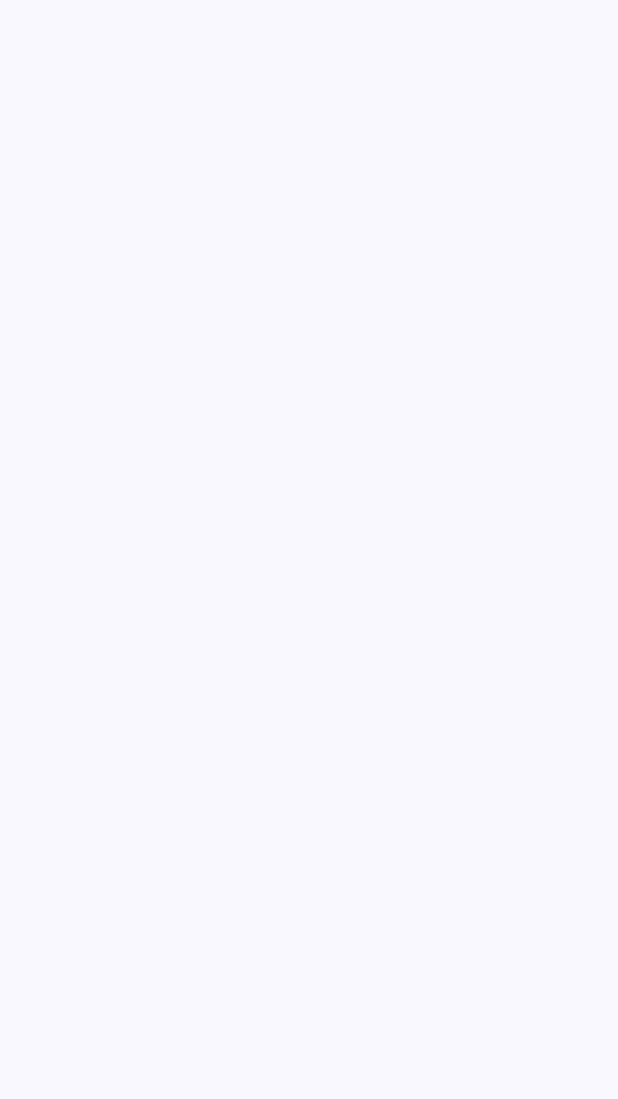
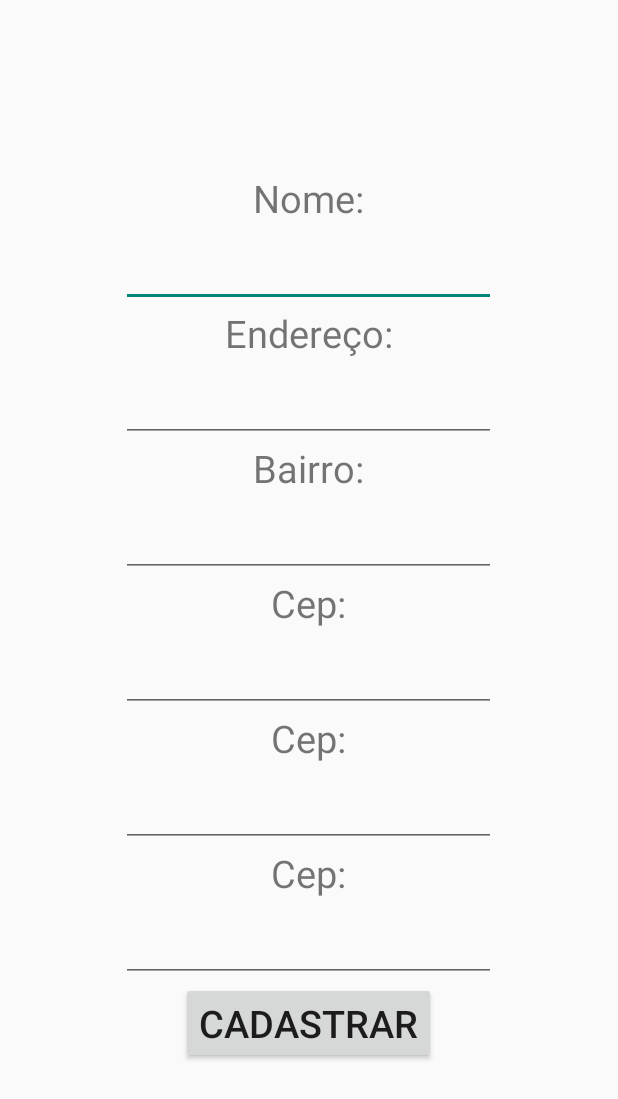
Before and after one commit to mathsant-js/AppSQLiteXML, an Android app built with Jetpack Compose: the screen it shows after launch (MainActivity), on a phone screen of 412 x 824 dp. Before the commit the part shown is empty. Shown: the top 1099 px of the screen. Run offline under Robolectric (Android 15) with nearby library versions, the phone set to English and light mode, and no system bars.

Commit message:
feat: some variables has been added and layout has been initialized

```diff
--- a/app/src/main/java/com/example/appsqlite/MainActivity.kt
+++ b/app/src/main/java/com/example/appsqlite/MainActivity.kt
@@ -22,7 +22,7 @@ class MainActivity : ComponentActivity() {
         // Arquivo XML usado para o desenvolvimento da view
         setContentView(R.layout.activity_main)
 
-        /* Variáveis dos campos que serão adicionados para o salvamento de dados do usuário
+        // Variáveis dos campos que serão adicionados para o salvamento de dados do usuário
         val edtNome:EditText = findViewById(R.id.edtNome)
         val edtEndereco:EditText = findViewById(R.id.edtEndereco)
         val edtBairro:EditText = findViewById(R.id.edtBairro)
@@ -42,15 +42,5 @@ class MainActivity : ComponentActivity() {
             intent.putExtra("data de cadastro", edtDataCadastro.text.toString())
             startActivity(intent)
         }
-        */
-
-        enableEdgeToEdge()
-        setContent {
-            AppSQLiteTheme {
-                Scaffold(modifier = Modifier.fillMaxSize()) { innerPadding ->
-
-                }
-            }
-        }
     }
 }
--- /dev/null
+++ b/app/src/main/java/com/example/appsqlite/RespostaActivity.kt
@@ -0,0 +1,23 @@
+package com.example.appsqlite
+
+import android.os.Bundle
+import android.widget.EditText
+import androidx.appcompat.app.AppCompatActivity
+
+class RespostaActivity : AppCompatActivity() {
+    override fun onCreate(savedInstanceState: Bundle?) {
+        super.onCreate(savedInstanceState)
+
+
+        val edtNome: EditText = findViewById(R.id.edtNome)
+        val edtEndereco: EditText = findViewById(R.id.edtEndereco)
+        val edtBairro: EditText = findViewById(R.id.edtBairro)
+        val edtCep: EditText = findViewById(R.id.edtCep)
+        val edtObservacoes: EditText = findViewById(R.id.edtObservacoes)
+        val edtDataCadastro: EditText = findViewById(R.id.edtDataCadastro)
+        //val btnConfirmar: EditText = findViewById()
+
+
+
+    }
+}
--- a/app/src/main/res/layout/activity_main.xml
+++ b/app/src/main/res/layout/activity_main.xml
@@ -1,6 +1,107 @@
 <?xml version="1.0" encoding="utf-8"?>
-<LinearLayout xmlns:android="http://schemas.android.com/apk/res/android"
+<LinearLayout
+    xmlns:android="http://schemas.android.com/apk/res/android"
     android:layout_width="match_parent"
-    android:layout_height="match_parent">
+    android:layout_height="wrap_content"
+    android:layout_gravity="center_vertical"
+    android:orientation="vertical">
+
+    <TextView
+        android:id="@+id/txtNome"
+        android:layout_width="wrap_content"
+        android:layout_height="wrap_content"
+        android:layout_gravity="center_horizontal"
+        android:text="@string/txtNome"
+        android:textSize="25sp" />
+
+    <EditText
+        android:id="@+id/edtNome"
+        android:layout_width="250dp"
+        android:layout_height="wrap_content"
+        android:layout_gravity="center_horizontal"
+        android:textSize="25sp"/>
+
+    <TextView
+        android:id="@+id/txtEndereco"
+        android:layout_width="wrap_content"
+        android:layout_height="wrap_content"
+        android:layout_gravity="center_horizontal"
+        android:text="@string/txtEndereco"
+        android:textSize="25sp" />
+
+    <EditText
+        android:id="@+id/edtEndereco"
+        android:layout_width="250dp"
+        android:layout_height="wrap_content"
+        android:layout_gravity="center_horizontal"
+        android:textSize="25sp"/>
+
+    <TextView
+        android:id="@+id/txtBairro"
+        android:layout_width="wrap_content"
+        android:layout_height="wrap_content"
+        android:layout_gravity="center_horizontal"
+        android:text="@string/txtBairro"
+        android:textSize="25sp" />
+
+    <EditText
+        android:id="@+id/edtBairro"
+        android:layout_width="250dp"
+        android:layout_height="wrap_content"
+        android:layout_gravity="center_horizontal"
+        android:textSize="25sp"/>
+
+    <TextView
+        android:id="@+id/txtCep"
+        android:layout_width="wrap_content"
+        android:layout_height="wrap_content"
+        android:layout_gravity="center_horizontal"
+        android:text="@string/txtCep"
+        android:textSize="25sp" />
+
+    <EditText
+        android:id="@+id/edtCep"
+        android:layout_width="250dp"
+        android:layout_height="wrap_content"
+        android:layout_gravity="center_horizontal"
+        android:textSize="25sp"/>
+
+    <TextView
+        android:id="@+id/txtObservacoes"
+        android:layout_width="wrap_content"
+        android:layout_height="wrap_content"
+        android:layout_gravity="center_horizontal"
+        android:text="@string/txtCep"
+        android:textSize="25sp" />
+
+    <EditText
+        android:id="@+id/edtObservacoes"
+        android:layout_width="250dp"
+        android:layout_height="wrap_content"
+        android:layout_gravity="center_horizontal"
+        android:textSize="25sp"/>
+
+    <TextView
+        android:id="@+id/txtDataCadastro"
+        android:layout_width="wrap_content"
+        android:layout_height="wrap_content"
+        android:layout_gravity="center_horizontal"
+        android:text="@string/txtCep"
+        android:textSize="25sp" />
+
+    <EditText
+        android:id="@+id/edtDataCadastro"
+        android:layout_width="250dp"
+        android:layout_height="wrap_content"
+        android:layout_gravity="center_horizontal"
+        android:textSize="25sp"/>
+
+    <Button
+        android:id="@+id/btnCadastrar"
+        android:layout_width="wrap_content"
+        android:layout_height="wrap_content"
+        android:layout_gravity="center_horizontal"
+        android:text="@string/btnCadastrar"
+        android:textSize="25sp"/>
 
 </LinearLayout>
--- /dev/null
+++ b/app/src/main/res/values/ids.xml
@@ -0,0 +1,12 @@
+<?xml version="1.0" encoding="utf-8"?>
+<resources>
+    <item name="btnCadastrar" type="id">btnCadastrar</item>
+    <item name="txtNome" type="id">txtNome</item>
+    <item name="edtNome" type="id">edtNome</item>
+    <item name="txtEndereco" type="id">txtEndereco</item>
+    <item name="edtEndereco" type="id">edtEndereco</item>
+    <item name="txtBairro" type="id">txtBairro</item>
+    <item name="edtBairro" type="id">edtBairro</item>
+    <item name="txtCep" type="id">txtCep</item>
+    <item name="edtCep" type="id">edtCep</item>
+</resources>
--- a/app/src/main/res/values/strings.xml
+++ b/app/src/main/res/values/strings.xml
@@ -1,3 +1,12 @@
 <resources>
     <string name="app_name">AppSQLite</string>
+    <string name="txtNome">Nome:</string>
+    <string name="txtEndereco">Endereço:</string>
+    <string name="txtBairro">Bairro:</string>
+    <string name="txtCep">Cep:</string>
+    <string name="txtObservacoes">Observações:</string>
+    <string name="txtDataCadastro">Data de Cadastro:</string>
+    <string name="btnCadastrar">Cadastrar</string>
+    <string name="txtResposta">Confirmação dos Dados</string>
+    <string name="btnConfirmar">Confirmar</string>
 </resources>
```
